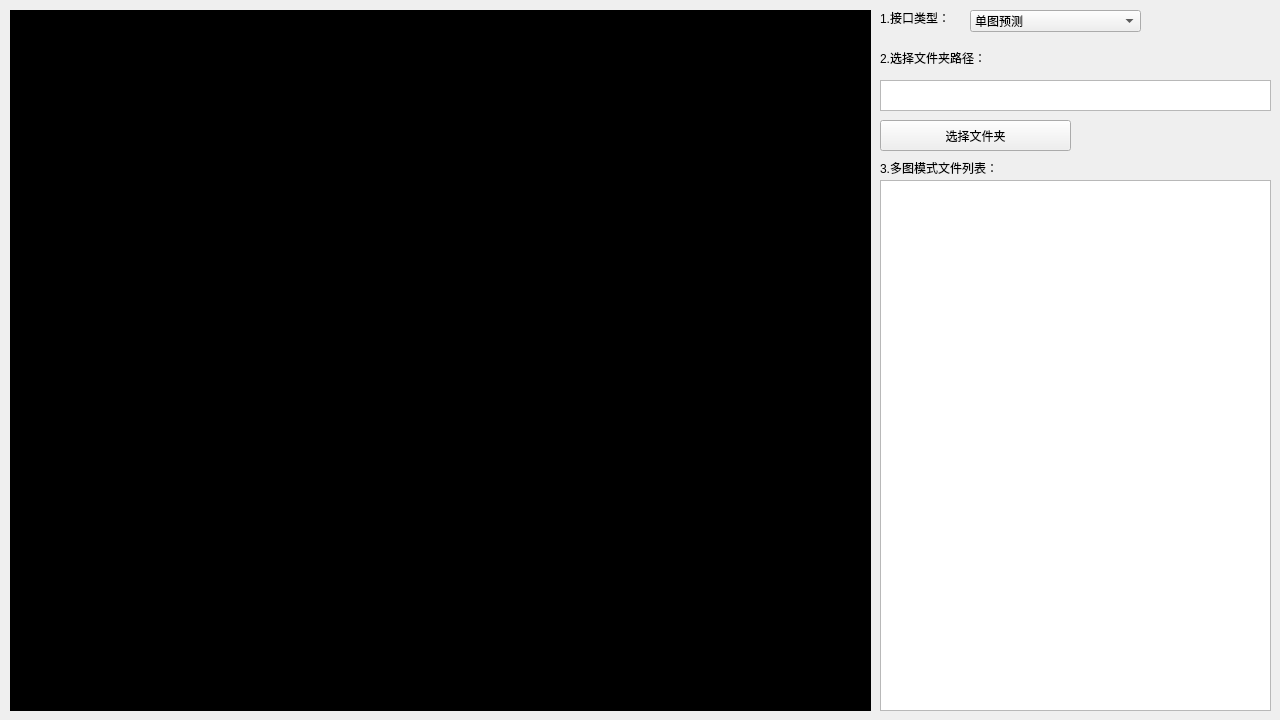
The window that form.ui (a2824256/EchiTestClient) describes before a commit, drawn with Qt 5.
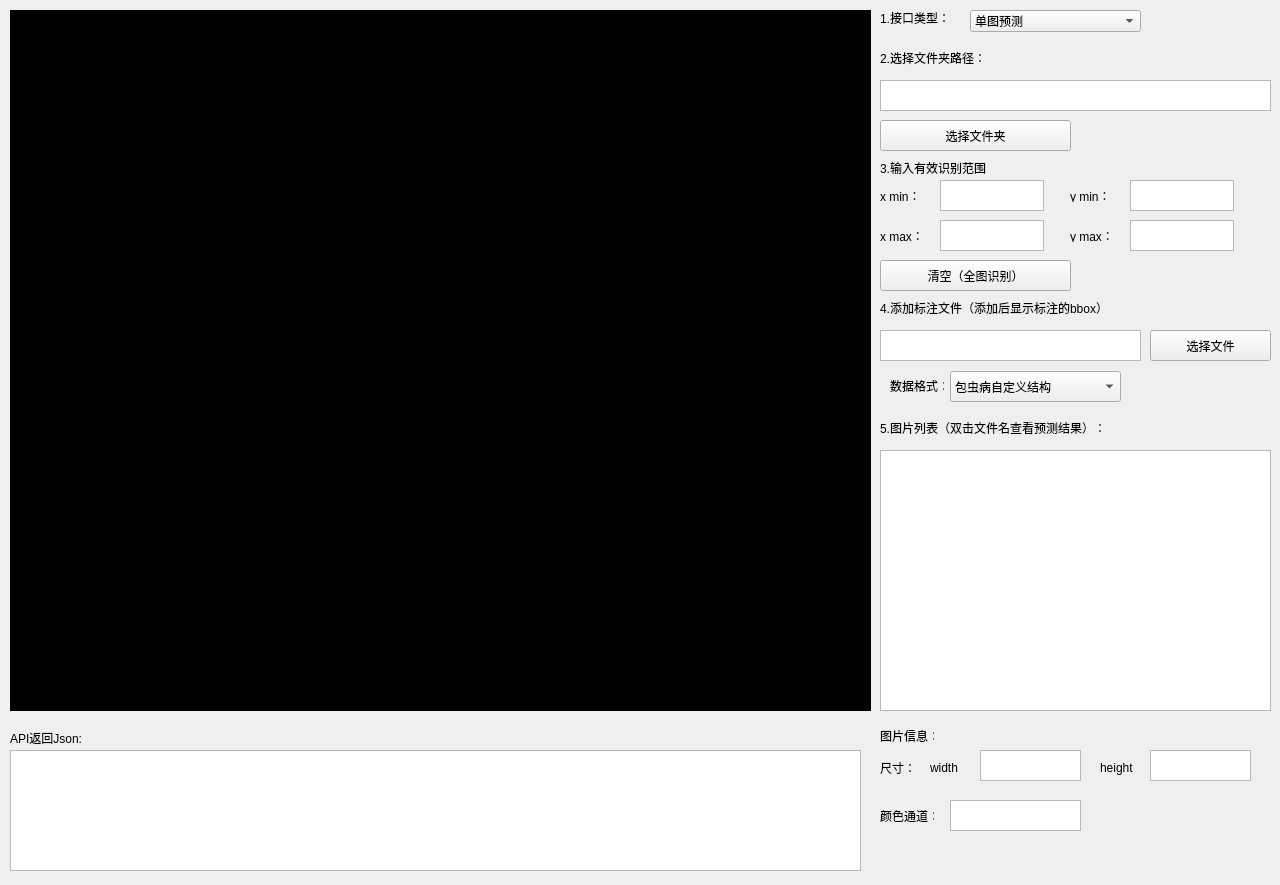
The same window after the commit.

Commit message: 【update】 1. 添加与gt对比功能

What changed in the file:
```diff
--- a/form.ui
+++ b/form.ui
@@ -7,7 +7,7 @@
     <x>0</x>
     <y>0</y>
     <width>1280</width>
-    <height>720</height>
+    <height>885</height>
    </rect>
   </property>
   <property name="windowTitle">
@@ -33,9 +33,9 @@
    <property name="geometry">
     <rect>
      <x>880</x>
-     <y>180</y>
+     <y>450</y>
      <width>391</width>
-     <height>531</height>
+     <height>261</height>
     </rect>
    </property>
   </widget>
@@ -85,13 +85,13 @@
    <property name="geometry">
     <rect>
      <x>880</x>
-     <y>160</y>
-     <width>121</width>
+     <y>420</y>
+     <width>291</width>
      <height>16</height>
     </rect>
    </property>
    <property name="text">
-    <string>3.多图模式文件列表：</string>
+    <string>5.图片列表（双击文件名查看预测结果）：</string>
    </property>
    <property name="alignment">
     <set>Qt::AlignLeading|Qt::AlignLeft|Qt::AlignVCenter</set>
@@ -138,6 +138,312 @@
     </property>
    </item>
   </widget>
+  <widget class="QLabel" name="label_5">
+   <property name="geometry">
+    <rect>
+     <x>880</x>
+     <y>160</y>
+     <width>121</width>
+     <height>16</height>
+    </rect>
+   </property>
+   <property name="text">
+    <string>3.输入有效识别范围</string>
+   </property>
+   <property name="alignment">
+    <set>Qt::AlignLeading|Qt::AlignLeft|Qt::AlignVCenter</set>
+   </property>
+  </widget>
+  <widget class="QTextEdit" name="xMinBox">
+   <property name="geometry">
+    <rect>
+     <x>940</x>
+     <y>180</y>
+     <width>104</width>
+     <height>31</height>
+    </rect>
+   </property>
+  </widget>
+  <widget class="QTextEdit" name="xMaxBox">
+   <property name="geometry">
+    <rect>
+     <x>940</x>
+     <y>220</y>
+     <width>104</width>
+     <height>31</height>
+    </rect>
+   </property>
+  </widget>
+  <widget class="QTextEdit" name="yMinBox">
+   <property name="geometry">
+    <rect>
+     <x>1130</x>
+     <y>180</y>
+     <width>104</width>
+     <height>31</height>
+    </rect>
+   </property>
+  </widget>
+  <widget class="QTextEdit" name="yMaxBox">
+   <property name="geometry">
+    <rect>
+     <x>1130</x>
+     <y>220</y>
+     <width>104</width>
+     <height>31</height>
+    </rect>
+   </property>
+  </widget>
+  <widget class="QLabel" name="label">
+   <property name="geometry">
+    <rect>
+     <x>880</x>
+     <y>190</y>
+     <width>54</width>
+     <height>12</height>
+    </rect>
+   </property>
+   <property name="text">
+    <string>x min：</string>
+   </property>
+  </widget>
+  <widget class="QLabel" name="label_2">
+   <property name="geometry">
+    <rect>
+     <x>1070</x>
+     <y>190</y>
+     <width>54</width>
+     <height>12</height>
+    </rect>
+   </property>
+   <property name="text">
+    <string>y min：</string>
+   </property>
+  </widget>
+  <widget class="QLabel" name="label_7">
+   <property name="geometry">
+    <rect>
+     <x>880</x>
+     <y>230</y>
+     <width>54</width>
+     <height>12</height>
+    </rect>
+   </property>
+   <property name="text">
+    <string>x max：</string>
+   </property>
+  </widget>
+  <widget class="QLabel" name="label_8">
+   <property name="geometry">
+    <rect>
+     <x>1070</x>
+     <y>230</y>
+     <width>54</width>
+     <height>12</height>
+    </rect>
+   </property>
+   <property name="text">
+    <string>y max：</string>
+   </property>
+  </widget>
+  <widget class="QLabel" name="label_9">
+   <property name="geometry">
+    <rect>
+     <x>10</x>
+     <y>730</y>
+     <width>101</width>
+     <height>16</height>
+    </rect>
+   </property>
+   <property name="text">
+    <string>API返回Json:</string>
+   </property>
+  </widget>
+  <widget class="QTextEdit" name="outputBox">
+   <property name="geometry">
+    <rect>
+     <x>10</x>
+     <y>750</y>
+     <width>851</width>
+     <height>121</height>
+    </rect>
+   </property>
+  </widget>
+  <widget class="QLabel" name="label_10">
+   <property name="geometry">
+    <rect>
+     <x>880</x>
+     <y>730</y>
+     <width>54</width>
+     <height>12</height>
+    </rect>
+   </property>
+   <property name="text">
+    <string>图片信息：</string>
+   </property>
+  </widget>
+  <widget class="QLabel" name="label_11">
+   <property name="geometry">
+    <rect>
+     <x>880</x>
+     <y>760</y>
+     <width>91</width>
+     <height>16</height>
+    </rect>
+   </property>
+   <property name="text">
+    <string>尺寸：</string>
+   </property>
+  </widget>
+  <widget class="QTextEdit" name="widthBox">
+   <property name="geometry">
+    <rect>
+     <x>980</x>
+     <y>750</y>
+     <width>101</width>
+     <height>31</height>
+    </rect>
+   </property>
+  </widget>
+  <widget class="QLabel" name="label_12">
+   <property name="geometry">
+    <rect>
+     <x>880</x>
+     <y>810</y>
+     <width>54</width>
+     <height>12</height>
+    </rect>
+   </property>
+   <property name="text">
+    <string>颜色通道：</string>
+   </property>
+  </widget>
+  <widget class="QTextEdit" name="channelBox">
+   <property name="geometry">
+    <rect>
+     <x>950</x>
+     <y>800</y>
+     <width>131</width>
+     <height>31</height>
+    </rect>
+   </property>
+  </widget>
+  <widget class="QTextEdit" name="heightBox">
+   <property name="geometry">
+    <rect>
+     <x>1150</x>
+     <y>750</y>
+     <width>101</width>
+     <height>31</height>
+    </rect>
+   </property>
+  </widget>
+  <widget class="QLabel" name="label_13">
+   <property name="geometry">
+    <rect>
+     <x>930</x>
+     <y>760</y>
+     <width>41</width>
+     <height>16</height>
+    </rect>
+   </property>
+   <property name="text">
+    <string>width</string>
+   </property>
+  </widget>
+  <widget class="QLabel" name="label_14">
+   <property name="geometry">
+    <rect>
+     <x>1100</x>
+     <y>760</y>
+     <width>41</width>
+     <height>16</height>
+    </rect>
+   </property>
+   <property name="text">
+    <string>height</string>
+   </property>
+  </widget>
+  <widget class="QPushButton" name="clean_area_button">
+   <property name="geometry">
+    <rect>
+     <x>880</x>
+     <y>260</y>
+     <width>191</width>
+     <height>31</height>
+    </rect>
+   </property>
+   <property name="text">
+    <string>清空（全图识别）</string>
+   </property>
+  </widget>
+  <widget class="QLabel" name="label_15">
+   <property name="geometry">
+    <rect>
+     <x>880</x>
+     <y>300</y>
+     <width>231</width>
+     <height>16</height>
+    </rect>
+   </property>
+   <property name="text">
+    <string>4.添加标注文件（添加后显示标注的bbox）</string>
+   </property>
+   <property name="alignment">
+    <set>Qt::AlignLeading|Qt::AlignLeft|Qt::AlignVCenter</set>
+   </property>
+  </widget>
+  <widget class="QTextEdit" name="label_file_path">
+   <property name="geometry">
+    <rect>
+     <x>880</x>
+     <y>330</y>
+     <width>261</width>
+     <height>31</height>
+    </rect>
+   </property>
+  </widget>
+  <widget class="QPushButton" name="select_file_button">
+   <property name="geometry">
+    <rect>
+     <x>1150</x>
+     <y>330</y>
+     <width>121</width>
+     <height>31</height>
+    </rect>
+   </property>
+   <property name="text">
+    <string>选择文件</string>
+   </property>
+  </widget>
+  <widget class="QComboBox" name="dataTypeComboBox">
+   <property name="geometry">
+    <rect>
+     <x>950</x>
+     <y>371</y>
+     <width>171</width>
+     <height>31</height>
+    </rect>
+   </property>
+   <item>
+    <property name="text">
+     <string>包虫病自定义结构</string>
+    </property>
+   </item>
+  </widget>
+  <widget class="QLabel" name="label_16">
+   <property name="geometry">
+    <rect>
+     <x>890</x>
+     <y>380</y>
+     <width>54</width>
+     <height>12</height>
+    </rect>
+   </property>
+   <property name="text">
+    <string>数据格式：</string>
+   </property>
+  </widget>
  </widget>
  <resources/>
  <connections/>
```
The commit also changes 2 other files.
